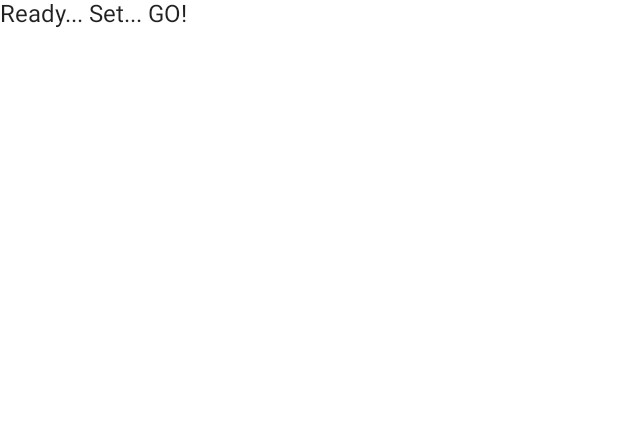
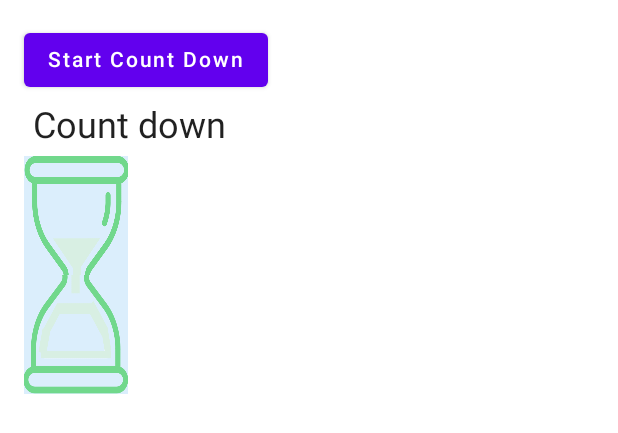
Before and after one commit to nilam24/android-dev-challenge-compose, an Android app built with Jetpack Compose: the @Preview function LightPreview, on a phone screen of 412 x 824 dp. Shown: the top 433 px of the screen. Run offline under Robolectric (Android 15) with nearby library versions, the phone set to English and light mode, and no system bars.

Commit message:
first commit

```diff
--- a/app/src/main/java/com/example/androiddevchallenge/MainActivity.kt
+++ b/app/src/main/java/com/example/androiddevchallenge/MainActivity.kt
@@ -16,14 +16,25 @@
 package com.example.androiddevchallenge
 
 import android.os.Bundle
+import android.os.CountDownTimer
+import android.util.Log
 import androidx.activity.compose.setContent
 import androidx.appcompat.app.AppCompatActivity
+import androidx.compose.foundation.Image
+import androidx.compose.foundation.layout.*
+import androidx.compose.material.Button
 import androidx.compose.material.MaterialTheme
 import androidx.compose.material.Surface
 import androidx.compose.material.Text
-import androidx.compose.runtime.Composable
+import androidx.compose.runtime.*
+import androidx.compose.ui.Alignment
+import androidx.compose.ui.Modifier
+import androidx.compose.ui.layout.ContentScale
+import androidx.compose.ui.res.painterResource
 import androidx.compose.ui.tooling.preview.Preview
+import androidx.compose.ui.unit.dp
 import com.example.androiddevchallenge.ui.theme.MyTheme
+import com.example.androiddevchallenge.ui.theme.typography
 
 class MainActivity : AppCompatActivity() {
     override fun onCreate(savedInstanceState: Bundle?) {
@@ -36,13 +47,98 @@ class MainActivity : AppCompatActivity() {
     }
 }
 
+@Preview
+@Composable
+fun ImageForCountdown() {
+    MaterialTheme {
+        Column(modifier = Modifier.absolutePadding(16.dp, 16.dp, 6.dp, 6.dp)) {
+            countDownTimerTask()
+            ImageUp()
+            ImageDwn()
+
+        }
+
+    }
+}
+
 // Start building your app here!
 @Composable
 fun MyApp() {
     Surface(color = MaterialTheme.colors.background) {
-        Text(text = "Ready... Set... GO!")
+        //  Text(text = "Ready... Set... GO!")
+        ImageForCountdown()
     }
 }
+
+@Composable
+fun countDownTimerTask() {
+    var setProgress: String by remember { mutableStateOf(value = "Count down") }
+    var num: Long by remember { mutableStateOf(value = 10) }
+
+    val countDownTimer = object : CountDownTimer(10000, 1000) {
+        override fun onTick(millisUntilFinished: Long) {
+            num = millisUntilFinished / 1000
+            setProgress = "$num"
+            Log.e("timercounttick", "" + millisUntilFinished)
+
+
+        }
+
+        override fun onFinish() {
+            setProgress = "finished"
+
+        }
+    }
+    Button(onClick = {
+        countDownTimer.start()
+    }) {
+        Text(text = "Start Count Down")
+
+    }
+    ProgressImagedwn(setProgress = setProgress)
+
+}
+
+@Composable
+fun ImageUp() {
+    Box {
+        Image(
+            painter = painterResource(id = R.drawable.img3),
+            contentDescription = null,
+            modifier = Modifier
+                .height(79.dp)
+                .width(69.dp),
+            alignment = Alignment.Center,
+            contentScale = ContentScale.FillBounds
+        )
+
+    }
+}
+
+@Composable
+fun ProgressImagedwn(setProgress: String) {
+
+    Text(text = "$setProgress", modifier = Modifier.padding(6.dp), style = typography.h5)
+
+}
+
+@Composable
+fun ImageDwn() {
+    Box {
+        Image(
+            painter = painterResource(id = R.drawable.img11),
+            contentDescription = null,
+            alignment = Alignment.Center,
+            contentScale = ContentScale.FillBounds,
+            modifier = Modifier
+                .height(79.dp)
+                .width(69.dp)
+        )
+
+
+    }
+}
+
 
 @Preview("Light Theme", widthDp = 360, heightDp = 640)
 @Composable
```
Also changed, not shown: app/src/main/res/drawable-v24/img.jpeg (added), app/src/main/res/drawable-v24/img11.png (added), app/src/main/res/drawable-v24/img22.png (added), app/src/main/res/drawable-v24/img3.png (added), app/src/main/res/drawable/img.jpeg (added), app/src/main/res/drawable/img11.png (added), app/src/main/res/drawable/img22.png (added), app/src/main/res/drawable/img3.png (added).
